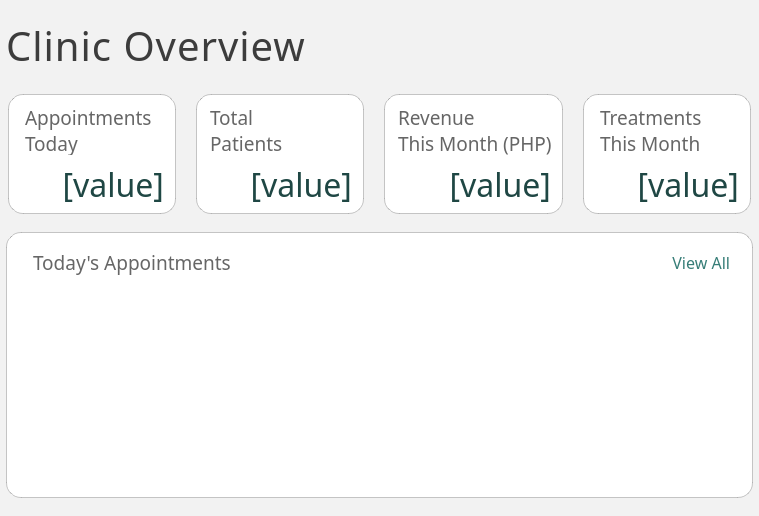
karlito20/AdoraFlowProject, file ui/PageDashboard.ui: the form before one commit.
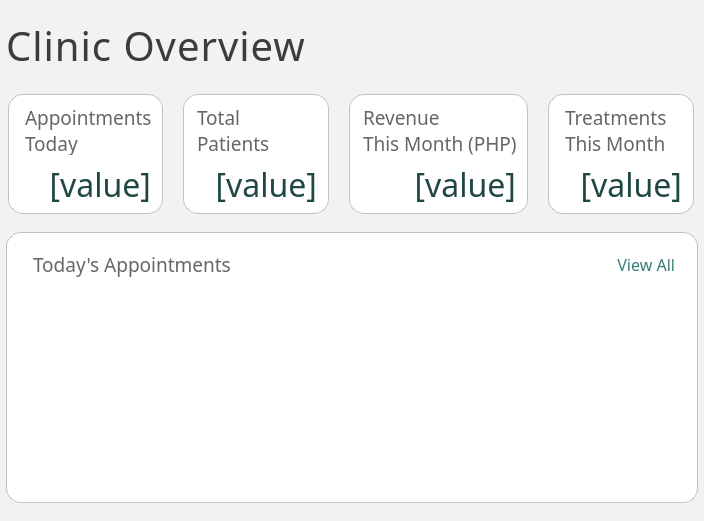
The form after the commit.

Diff of the .ui file:
```diff
--- a/ui/PageDashboard.ui
+++ b/ui/PageDashboard.ui
@@ -6,8 +6,8 @@
    <rect>
     <x>0</x>
     <y>0</y>
-    <width>759</width>
-    <height>516</height>
+    <width>704</width>
+    <height>521</height>
    </rect>
   </property>
   <property name="minimumSize">
@@ -563,7 +563,7 @@
        <number>2</number>
       </property>
       <property name="rightMargin">
-       <number>2</number>
+       <number>4</number>
       </property>
       <property name="bottomMargin">
        <number>6</number>
@@ -1020,13 +1020,13 @@
           <number>6</number>
          </property>
          <property name="topMargin">
-          <number>6</number>
+          <number>8</number>
          </property>
          <property name="rightMargin">
           <number>6</number>
          </property>
          <property name="bottomMargin">
-          <number>6</number>
+          <number>8</number>
          </property>
          <item>
           <widget class="QLabel" name="sched_header_label">
@@ -1587,8 +1587,8 @@
              <rect>
               <x>0</x>
               <y>0</y>
-              <width>721</width>
-              <height>213</height>
+              <width>666</width>
+              <height>214</height>
              </rect>
             </property>
             <property name="palette">
```
